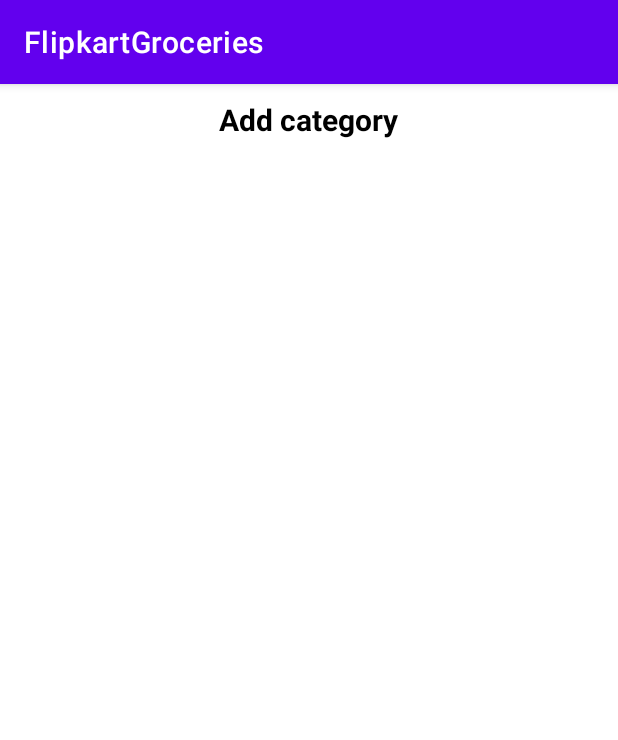
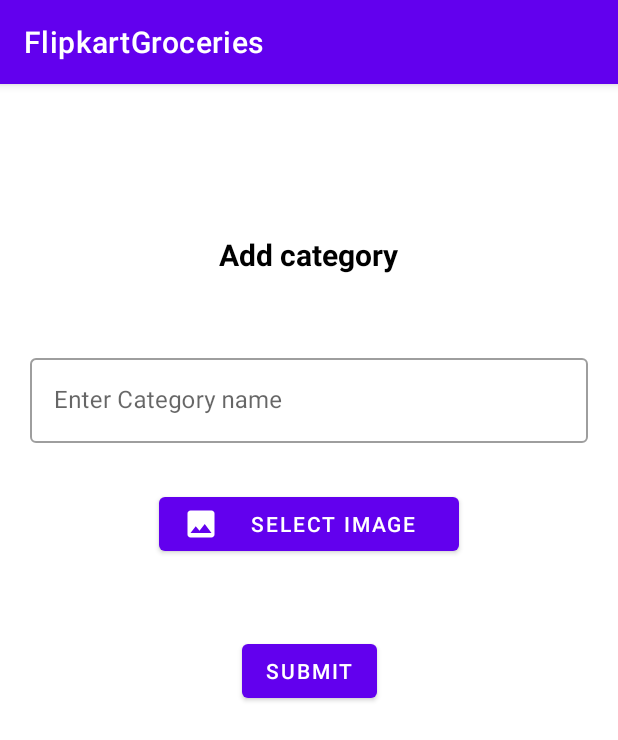
Before and after one commit to Jaya-supriya-somasani/GroceryApp-Hilt, an Android app: the AddCategoryFragment screen opened through its navigation route, on a phone screen of 412 x 824 dp. Shown: the top 740 px of the screen. Run offline under Robolectric (Android 15) with nearby library versions, the phone set to English and light mode, and no system bars; our stand-ins replace data binding.

Commit message:
image picker added in add categories page

```diff
--- a/app/src/main/AndroidManifest.xml
+++ b/app/src/main/AndroidManifest.xml
@@ -1,6 +1,7 @@
 <?xml version="1.0" encoding="utf-8"?>
 <manifest xmlns:android="http://schemas.android.com/apk/res/android"
     xmlns:tools="http://schemas.android.com/tools">
+    <uses-permission android:name="android.permission.READ_EXTERNAL_STORAGE" />
 
     <application
         android:allowBackup="true"
--- a/app/src/main/java/com/example/flipkartgroceries/addCategory/AddCategoryFragment.kt
+++ b/app/src/main/java/com/example/flipkartgroceries/addCategory/AddCategoryFragment.kt
@@ -1,16 +1,46 @@
 package com.example.flipkartgroceries.addCategory
 
+import android.content.Intent
+import android.graphics.Bitmap
+import androidx.activity.result.ActivityResultLauncher
+import androidx.lifecycle.lifecycleScope
+import androidx.navigation.fragment.findNavController
 import com.example.flipkartgroceries.R
 import com.example.flipkartgroceries.base.BaseFragment
 import com.example.flipkartgroceries.databinding.FragmentAddCategoryBinding
+import kotlinx.coroutines.flow.collectLatest
 
 class AddCategoryFragment : BaseFragment<FragmentAddCategoryBinding, AddCategoryViewModel>() {
-    override fun getViewModel()= AddCategoryViewModel::class.java
+    override fun getViewModel() = AddCategoryViewModel::class.java
+    lateinit var getContent: ActivityResultLauncher<String>
+    override fun getLayoutResource() = R.layout.fragment_add_category
 
-    override fun getLayoutResource()= R.layout.fragment_add_category
+    //    private val pickPicture= registerForActivityResult(ActivityResultContracts.GetContent())
+    override fun setUp() {
+        dataBinding.viewModel = viewModel
+        lifecycleScope.launchWhenResumed {
+            viewModel.selectImageEvent.collectLatest {
+                val intent = Intent(Intent.ACTION_PICK)
+                intent.type = "image/*"
+                startActivityForResult(intent, 456)
+            }
+        }
+        lifecycleScope.launchWhenResumed {
+            viewModel.submitBtnEvent.collectLatest {
+                val action =
+                    AddCategoryFragmentDirections.actionAddCategoryFragmentToViewCategoriesFragment()
+                findNavController().navigate(action)
+            }
+        }
 
-    override fun setUp() {
-        dataBinding.viewModel=viewModel
+    }
+
+    override fun onActivityResult(requestCode: Int, resultCode: Int, data: Intent?) {
+        super.onActivityResult(requestCode, resultCode, data)
+        if (requestCode == 123) {
+            var bitmap = data?.extras?.get("data ") as Bitmap
+//            dataBinding.selectImg.setImageBitMap
+        }
     }
 
 
--- a/app/src/main/java/com/example/flipkartgroceries/addCategory/AddCategoryViewModel.kt
+++ b/app/src/main/java/com/example/flipkartgroceries/addCategory/AddCategoryViewModel.kt
@@ -1,7 +1,21 @@
 package com.example.flipkartgroceries.addCategory
 
 import androidx.lifecycle.ViewModel
+import kotlinx.coroutines.channels.Channel
+import kotlinx.coroutines.flow.receiveAsFlow
 
 class AddCategoryViewModel : ViewModel() {
-    // TODO: Implement the ViewModel
+    private val selectImageEventChannel = Channel<Unit>()
+    val selectImageEvent = selectImageEventChannel.receiveAsFlow()
+
+    private val submitBtnEventChannel = Channel<Unit>()
+    val submitBtnEvent = submitBtnEventChannel.receiveAsFlow()
+
+    fun selectImage(){
+        selectImageEventChannel.trySend(Unit)
+    }
+
+    fun submitCategory(){
+        submitBtnEventChannel.trySend(Unit)
+    }
 }
--- /dev/null
+++ b/app/src/main/res/drawable/ic_baseline_image.xml
@@ -0,0 +1,5 @@
+<vector android:height="24dp" android:tint="#000000"
+    android:viewportHeight="24" android:viewportWidth="24"
+    android:width="24dp" xmlns:android="http://schemas.android.com/apk/res/android">
+    <path android:fillColor="@android:color/white" android:pathData="M21,19V5c0,-1.1 -0.9,-2 -2,-2H5c-1.1,0 -2,0.9 -2,2v14c0,1.1 0.9,2 2,2h14c1.1,0 2,-0.9 2,-2zM8.5,13.5l2.5,3.01L14.5,12l4.5,6H5l3.5,-4.5z"/>
+</vector>
--- a/app/src/main/res/layout/fragment_add_category.xml
+++ b/app/src/main/res/layout/fragment_add_category.xml
@@ -3,25 +3,68 @@
     xmlns:app="http://schemas.android.com/apk/res-auto">
 
     <data>
-    <variable
-        name="viewModel"
-        type="com.example.flipkartgroceries.addCategory.AddCategoryViewModel" />
+
+        <variable
+            name="viewModel"
+            type="com.example.flipkartgroceries.addCategory.AddCategoryViewModel" />
     </data>
 
     <androidx.constraintlayout.widget.ConstraintLayout
-        android:layout_height="match_parent"
-        android:layout_width="match_parent">
+        android:layout_width="match_parent"
+        android:layout_height="match_parent">
+
         <TextView
+            android:id="@+id/addCategoryTv"
             android:layout_width="wrap_content"
             android:layout_height="wrap_content"
+            android:layout_marginTop="100dp"
             android:text="@string/add_category_tv"
-            app:layout_constraintTop_toTopOf="parent"
-            app:layout_constraintStart_toStartOf="parent"
-            app:layout_constraintEnd_toEndOf="parent"
+            android:textColor="@color/black"
             android:textSize="20sp"
             android:textStyle="bold"
-            android:layout_marginTop="@dimen/dimen_10"
-            android:textColor="@color/black"/>
+            app:layout_constraintEnd_toEndOf="parent"
+            app:layout_constraintStart_toStartOf="parent"
+            app:layout_constraintTop_toTopOf="parent" />
+
+        <com.google.android.material.textfield.TextInputLayout
+            android:id="@+id/addCategoryName"
+            style="@style/Widget.MaterialComponents.TextInputLayout.OutlinedBox"
+            android:layout_width="match_parent"
+            android:layout_height="wrap_content"
+            android:layout_marginHorizontal="@dimen/dimen_20"
+            android:layout_marginTop="50dp"
+            android:hint="Enter Category name"
+            app:layout_constraintTop_toBottomOf="@id/addCategoryTv">
+
+            <com.google.android.material.textfield.TextInputEditText
+                android:layout_width="match_parent"
+                android:layout_height="wrap_content"
+                android:maxLines="1" />
+
+        </com.google.android.material.textfield.TextInputLayout>
+
+        <com.google.android.material.button.MaterialButton
+            android:id="@+id/selectImg"
+            android:layout_width="200dp"
+            android:layout_height="wrap_content"
+            app:layout_constraintTop_toBottomOf="@id/addCategoryName"
+            app:layout_constraintStart_toStartOf="parent"
+            android:text="Select image"
+            android:onClick="@{()->viewModel.selectImage()}"
+            app:icon="@drawable/ic_baseline_image"
+            android:layout_marginTop="30dp"
+            app:layout_constraintEnd_toEndOf="parent"/>
+        <com.google.android.material.button.MaterialButton
+            android:id="@+id/submitBtn"
+            android:layout_width="wrap_content"
+            android:layout_height="wrap_content"
+            android:text="@string/submit_tv"
+            android:onClick="@{()->viewModel.submitCategory()}"
+            app:layout_constraintTop_toBottomOf="@id/selectImg"
+            app:layout_constraintStart_toStartOf="parent"
+            android:layout_marginTop="50dp"
+            app:layout_constraintEnd_toEndOf="parent"/>
+
 
     </androidx.constraintlayout.widget.ConstraintLayout>
 
--- a/app/src/main/res/navigation/nav_main.xml
+++ b/app/src/main/res/navigation/nav_main.xml
@@ -44,7 +44,11 @@
         android:id="@+id/addCategoryFragment"
         android:name="com.example.flipkartgroceries.addCategory.AddCategoryFragment"
         android:label="AddCategoryFragment"
-        tools:layout="@layout/fragment_add_category"/>
+        tools:layout="@layout/fragment_add_category">
+        <action
+            android:id="@+id/action_addCategoryFragment_to_viewCategoriesFragment"
+            app:destination="@id/viewCategoriesFragment" />
+    </fragment>
     <fragment
         android:id="@+id/viewCategoriesFragment"
         android:name="com.example.flipkartgroceries.viewCategories.ViewCategoriesFragment"
--- a/app/src/main/res/values/dimen.xml
+++ b/app/src/main/res/values/dimen.xml
@@ -1,10 +1,14 @@
 <?xml version="1.0" encoding="utf-8"?>
 <resources>
     <dimen name="dimen_2">2dp</dimen>
-    <dimen name="dimen_4">4dp</dimen>
-    <dimen name="dimen_8">8dp</dimen>
+    <dimen name="dimen_x_small">4dp</dimen>
+    <dimen name="dimen_small">8dp</dimen>
     <dimen name="dimen_10">10dp</dimen>
     <dimen name="dimen_12">12dp</dimen>
-    <dimen name="dimen_16">16dp</dimen>
+    <dimen name="dimen_medium">16dp</dimen>
+    <dimen name="dimen_20">20dp</dimen>
+    <dimen name="dimen_24">24dp</dimen>
+
+
 
 </resources>
--- a/app/src/main/res/values/strings.xml
+++ b/app/src/main/res/values/strings.xml
@@ -8,4 +8,5 @@
     <string name="add_products_tv">Add Products</string>
     <string name="view_products_tv">View Products</string>
     <string name="products_tv">Products</string>
+    <string name="submit_tv">Submit</string>
 </resources>
```
